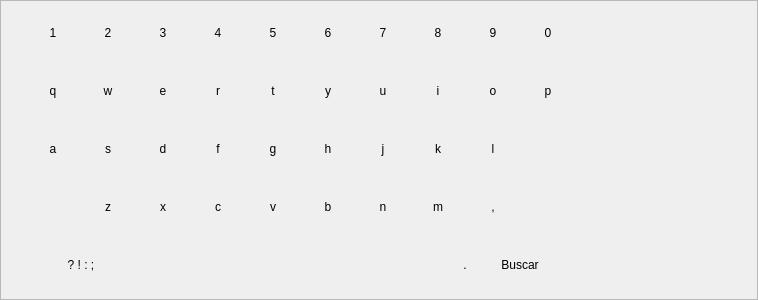
This is bqUi/ui/Keyboard.ui in bq/cervantes as Qt 5 draws it before an edit. The edited form follows.
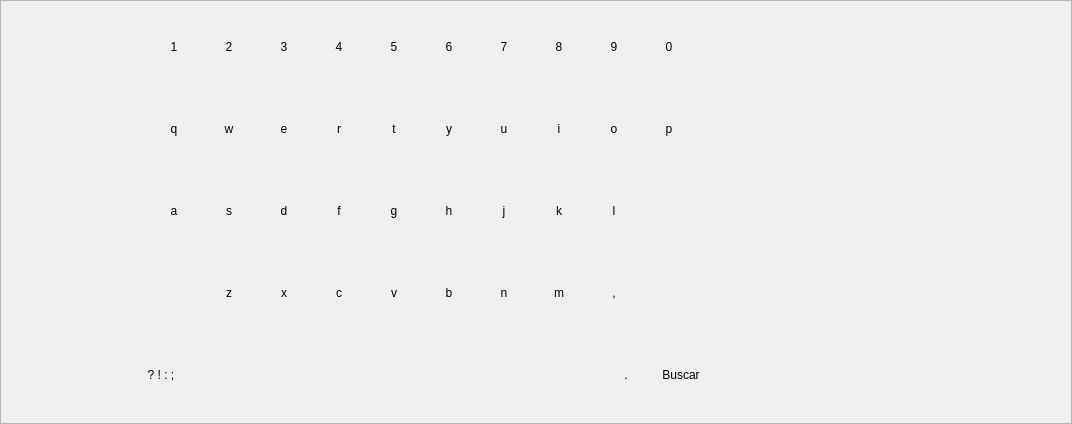
This is the edited form. Custom widgets are drawn as their Qt base class.

What changed in the file:
```diff
--- a/bqUi/ui/Keyboard.ui
+++ b/bqUi/ui/Keyboard.ui
@@ -6,20 +6,20 @@
    <rect>
     <x>0</x>
     <y>0</y>
-    <width>758</width>
-    <height>300</height>
+    <width>1072</width>
+    <height>424</height>
    </rect>
   </property>
   <property name="minimumSize">
    <size>
-    <width>600</width>
-    <height>300</height>
+    <width>0</width>
+    <height>0</height>
    </size>
   </property>
   <property name="maximumSize">
    <size>
-    <width>758</width>
-    <height>384</height>
+    <width>1072</width>
+    <height>543</height>
    </size>
   </property>
   <property name="windowTitle">
@@ -45,8 +45,8 @@
      </property>
      <property name="maximumSize">
       <size>
-       <width>758</width>
-       <height>384</height>
+       <width>1072</width>
+       <height>543</height>
       </size>
      </property>
      <property name="frameShape">
@@ -60,8 +60,8 @@
        <rect>
         <x>10</x>
         <y>0</y>
-        <width>581</width>
-        <height>300</height>
+        <width>822</width>
+        <height>424</height>
        </rect>
       </property>
       <property name="minimumSize">
@@ -72,8 +72,8 @@
       </property>
       <property name="maximumSize">
        <size>
-        <width>581</width>
-        <height>300</height>
+        <width>822</width>
+        <height>424</height>
        </size>
       </property>
       <layout class="QVBoxLayout" name="verticalLayout">
@@ -104,8 +104,8 @@
            </property>
            <property name="sizeHint" stdset="0">
             <size>
-             <width>40</width>
-             <height>20</height>
+             <width>57</width>
+             <height>28</height>
             </size>
            </property>
           </spacer>
@@ -120,8 +120,8 @@
            </property>
            <property name="maximumSize">
             <size>
-             <width>50</width>
-             <height>50</height>
+             <width>71</width>
+             <height>71</height>
             </size>
            </property>
            <property name="text">
@@ -142,8 +142,8 @@
            </property>
            <property name="maximumSize">
             <size>
-             <width>50</width>
-             <height>50</height>
+             <width>71</width>
+             <height>71</height>
             </size>
            </property>
            <property name="text">
@@ -164,8 +164,8 @@
            </property>
            <property name="maximumSize">
             <size>
-             <width>50</width>
-             <height>50</height>
+             <width>71</width>
+             <height>71</height>
             </size>
            </property>
            <property name="text">
@@ -186,8 +186,8 @@
            </property>
            <property name="maximumSize">
             <size>
-             <width>50</width>
-             <height>50</height>
+             <width>71</width>
+             <height>71</height>
             </size>
            </property>
            <property name="text">
@@ -208,8 +208,8 @@
            </property>
            <property name="maximumSize">
             <size>
-             <width>50</width>
-             <height>50</height>
+             <width>71</width>
+             <height>71</height>
             </size>
            </property>
            <property name="text">
@@ -230,8 +230,8 @@
            </property>
            <property name="maximumSize">
             <size>
-             <width>50</width>
-             <height>50</height>
+             <width>71</width>
+             <height>71</height>
             </size>
            </property>
            <property name="text">
@@ -252,8 +252,8 @@
            </property>
            <property name="maximumSize">
             <size>
-             <width>50</width>
-             <height>50</height>
+             <width>71</width>
+             <height>71</height>
             </size>
            </property>
            <property name="text">
@@ -274,8 +274,8 @@
            </property>
            <property name="maximumSize">
             <size>
-             <width>50</width>
-             <height>50</height>
+             <width>71</width>
+             <height>71</height>
             </size>
            </property>
            <property name="text">
@@ -296,8 +296,8 @@
            </property>
            <property name="maximumSize">
             <size>
-             <width>50</width>
-             <height>50</height>
+             <width>71</width>
+             <height>71</height>
             </size>
            </property>
            <property name="text">
@@ -318,8 +318,8 @@
            </property>
            <property name="maximumSize">
             <size>
-             <width>50</width>
-             <height>50</height>
+             <width>71</width>
+             <height>71</height>
             </size>
            </property>
            <property name="text">
@@ -337,8 +337,8 @@
            </property>
            <property name="sizeHint" stdset="0">
             <size>
-             <width>40</width>
-             <height>20</height>
+             <width>57</width>
+             <height>28</height>
             </size>
            </property>
           </spacer>
@@ -357,8 +357,8 @@
            </property>
            <property name="sizeHint" stdset="0">
             <size>
-             <width>40</width>
-             <height>20</height>
+             <width>57</width>
+             <height>28</height>
             </size>
            </property>
           </spacer>
@@ -373,8 +373,8 @@
            </property>
            <property name="maximumSize">
             <size>
-             <width>50</width>
-             <height>50</height>
+             <width>71</width>
+             <height>71</height>
             </size>
            </property>
            <property name="text">
@@ -395,8 +395,8 @@
            </property>
            <property name="maximumSize">
             <size>
-             <width>50</width>
-             <height>50</height>
+             <width>71</width>
+             <height>71</height>
             </size>
            </property>
            <property name="text">
@@ -417,8 +417,8 @@
            </property>
            <property name="maximumSize">
             <size>
-             <width>50</width>
-             <height>50</height>
+             <width>71</width>
+             <height>71</height>
             </size>
            </property>
            <property name="text">
@@ -439,8 +439,8 @@
            </property>
            <property name="maximumSize">
             <size>
-             <width>50</width>
-             <height>50</height>
+             <width>71</width>
+             <height>71</height>
             </size>
            </property>
            <property name="text">
@@ -461,8 +461,8 @@
            </property>
            <property name="maximumSize">
             <size>
-             <width>50</width>
-             <height>50</height>
+             <width>71</width>
+             <height>71</height>
             </size>
            </property>
            <property name="text">
@@ -483,8 +483,8 @@
            </property>
            <property name="maximumSize">
             <size>
-             <width>50</width>
-             <height>50</height>
+             <width>71</width>
+             <height>71</height>
             </size>
            </property>
            <property name="text">
@@ -505,8 +505,8 @@
            </property>
            <property name="maximumSize">
             <size>
-             <width>50</width>
-             <height>50</height>
+             <width>71</width>
+             <height>71</height>
             </size>
            </property>
            <property name="text">
@@ -527,8 +527,8 @@
            </property>
            <property name="maximumSize">
             <size>
-             <width>50</width>
-             <height>50</height>
+             <width>71</width>
+             <height>71</height>
             </size>
            </property>
            <property name="text">
@@ -549,8 +549,8 @@
            </property>
            <property name="maximumSize">
             <size>
-             <width>50</width>
-             <height>50</height>
+             <width>71</width>
+             <height>71</height>
             </size>
            </property>
            <property name="text">
@@ -571,8 +571,8 @@
            </property>
            <property name="maximumSize">
             <size>
-             <width>50</width>
-             <height>50</height>
+             <width>71</width>
+             <height>71</height>
             </size>
            </property>
            <property name="text">
@@ -590,8 +590,8 @@
            </property>
            <property name="sizeHint" stdset="0">
             <size>
-             <width>40</width>
-             <height>20</height>
+             <width>57</width>
+             <height>28</height>
             </size>
            </property>
           </spacer>
@@ -610,8 +610,8 @@
            </property>
            <property name="sizeHint" stdset="0">
             <size>
-             <width>40</width>
-             <height>20</height>
+             <width>57</width>
+             <height>28</height>
             </size>
            </property>
           </spacer>
@@ -626,8 +626,8 @@
            </property>
            <property name="maximumSize">
             <size>
-             <width>50</width>
-             <height>50</height>
+             <width>71</width>
+             <height>71</height>
             </size>
            </property>
            <property name="text">
@@ -648,8 +648,8 @@
            </property>
            <property name="maximumSize">
             <size>
-             <width>50</width>
-             <height>50</height>
+             <width>71</width>
+             <height>71</height>
             </size>
            </property>
            <property name="text">
@@ -670,8 +670,8 @@
            </property>
            <property name="maximumSize">
             <size>
-             <width>50</width>
-             <height>50</height>
+             <width>71</width>
+             <height>71</height>
             </size>
            </property>
            <property name="text">
@@ -692,8 +692,8 @@
            </property>
            <property name="maximumSize">
             <size>
-             <width>50</width>
-             <height>50</height>
+             <width>71</width>
+             <height>71</height>
             </size>
            </property>
            <property name="text">
@@ -714,8 +714,8 @@
            </property>
            <property name="maximumSize">
             <size>
-             <width>50</width>
-             <height>50</height>
+             <width>71</width>
+             <height>71</height>
             </size>
            </property>
            <property name="text">
@@ -736,8 +736,8 @@
            </property>
            <property name="maximumSize">
             <size>
-             <width>50</width>
-             <height>50</height>
+             <width>71</width>
+             <height>71</height>
             </size>
            </property>
            <property name="text">
@@ -758,8 +758,8 @@
            </property>
            <property name="maximumSize">
             <size>
-             <width>50</width>
-             <height>50</height>
+             <width>71</width>
+             <height>71</height>
             </size>
            </property>
            <property name="text">
@@ -780,8 +780,8 @@
            </property>
            <property name="maximumSize">
             <size>
-             <width>50</width>
-             <height>50</height>
+             <width>71</width>
+             <height>71</height>
             </size>
            </property>
            <property name="text">
@@ -802,8 +802,8 @@
            </property>
            <property name="maximumSize">
             <size>
-             <width>50</width>
-             <height>50</height>
+             <width>71</width>
+             <height>71</height>
             </size>
            </property>
            <property name="text">
@@ -824,8 +824,8 @@
            </property>
            <property name="maximumSize">
             <size>
-             <width>50</width>
-             <height>50</height>
+             <width>71</width>
+             <height>71</height>
             </size>
            </property>
            <property name="text">
@@ -846,8 +846,8 @@
            </property>
            <property name="sizeHint" stdset="0">
             <size>
-             <width>40</width>
-             <height>20</height>
+             <width>57</width>
+             <height>28</height>
             </size>
            </property>
           </spacer>
@@ -866,8 +866,8 @@
            </property>
            <property name="sizeHint" stdset="0">
             <size>
-             <width>40</width>
-             <height>20</height>
+             <width>57</width>
+             <height>28</height>
             </size>
            </property>
           </spacer>
@@ -882,8 +882,8 @@
            </property>
            <property name="maximumSize">
             <size>
-             <width>50</width>
-             <height>50</height>
+             <width>71</width>
+             <height>71</height>
             </size>
            </property>
            <property name="text">
@@ -904,8 +904,8 @@
            </property>
            <property name="maximumSize">
             <size>
-             <width>50</width>
-             <height>50</height>
+             <width>71</width>
+             <height>71</height>
             </size>
            </property>
            <property name="text">
@@ -926,8 +926,8 @@
            </property>
            <property name="maximumSize">
             <size>
-             <width>50</width>
-             <height>50</height>
+             <width>71</width>
+             <height>71</height>
             </size>
            </property>
            <property name="text">
@@ -948,8 +948,8 @@
            </property>
            <property name="maximumSize">
             <size>
-             <width>50</width>
-             <height>50</height>
+             <width>71</width>
+             <height>71</height>
             </size>
            </property>
            <property name="text">
@@ -970,8 +970,8 @@
            </property>
            <property name="maximumSize">
             <size>
-             <width>50</width>
-             <height>50</height>
+             <width>71</width>
+             <height>71</height>
             </size>
            </property>
            <property name="text">
@@ -992,8 +992,8 @@
            </property>
            <property name="maximumSize">
             <size>
-             <width>50</width>
-             <height>50</height>
+             <width>71</width>
+             <height>71</height>
             </size>
            </property>
            <property name="text">
@@ -1014,8 +1014,8 @@
            </property>
            <property name="maximumSize">
             <size>
-             <width>50</width>
-             <height>50</height>
+             <width>71</width>
+             <height>71</height>
             </size>
            </property>
            <property name="text">
@@ -1036,8 +1036,8 @@
            </property>
            <property name="maximumSize">
             <size>
-             <width>50</width>
-             <height>50</height>
+             <width>71</width>
+             <height>71</height>
             </size>
            </property>
            <property name="text">
@@ -1058,8 +1058,8 @@
            </property>
            <property name="maximumSize">
             <size>
-             <width>50</width>
-             <height>50</height>
+             <width>71</width>
+             <height>71</height>
             </size>
            </property>
            <property name="text">
@@ -1080,8 +1080,8 @@
            </property>
            <property name="maximumSize">
             <size>
-             <width>50</width>
-             <height>50</height>
+             <width>71</width>
+             <height>71</height>
             </size>
            </property>
            <property name="text">
@@ -1099,8 +1099,8 @@
            </property>
            <property name="sizeHint" stdset="0">
             <size>
-             <width>40</width>
-             <height>20</height>
+             <width>57</width>
+             <height>28</height>
             </size>
            </property>
           </spacer>
@@ -1122,8 +1122,8 @@
            </property>
            <property name="sizeHint" stdset="0">
             <size>
-             <width>40</width>
-             <height>20</height>
+             <width>57</width>
+             <height>28</height>
             </size>
            </property>
           </spacer>
@@ -1138,8 +1138,8 @@
            </property>
            <property name="maximumSize">
             <size>
-             <width>50</width>
-             <height>50</height>
+             <width>71</width>
+             <height>71</height>
             </size>
            </property>
            <property name="text">
@@ -1160,8 +1160,8 @@
            </property>
            <property name="maximumSize">
             <size>
-             <width>200</width>
-             <height>50</height>
+             <width>283</width>
+             <height>71</height>
             </size>
            </property>
            <property name="text">
@@ -1182,8 +1182,8 @@
            </property>
            <property name="sizeHint" stdset="0">
             <size>
-             <width>40</width>
-             <height>20</height>
+             <width>57</width>
+             <height>28</height>
             </size>
            </property>
           </spacer>
@@ -1198,8 +1198,8 @@
            </property>
            <property name="maximumSize">
             <size>
-             <width>50</width>
-             <height>50</height>
+             <width>71</width>
+             <height>71</height>
             </size>
            </property>
            <property name="text">
@@ -1220,8 +1220,8 @@
            </property>
            <property name="maximumSize">
             <size>
-             <width>50</width>
-             <height>50</height>
+             <width>71</width>
+             <height>71</height>
             </size>
            </property>
            <property name="text">
@@ -1242,8 +1242,8 @@
            </property>
            <property name="maximumSize">
             <size>
-             <width>50</width>
-             <height>50</height>
+             <width>71</width>
+             <height>71</height>
             </size>
            </property>
            <property name="text">
@@ -1264,8 +1264,8 @@
            </property>
            <property name="maximumSize">
             <size>
-             <width>50</width>
-             <height>50</height>
+             <width>71</width>
+             <height>71</height>
             </size>
            </property>
            <property name="text">
@@ -1289,8 +1289,8 @@
            </property>
            <property name="sizeHint" stdset="0">
             <size>
-             <width>40</width>
-             <height>20</height>
+             <width>57</width>
+             <height>28</height>
             </size>
            </property>
           </spacer>
```
Left out of the diff: 18 changed lines with no effect on the pictures.
